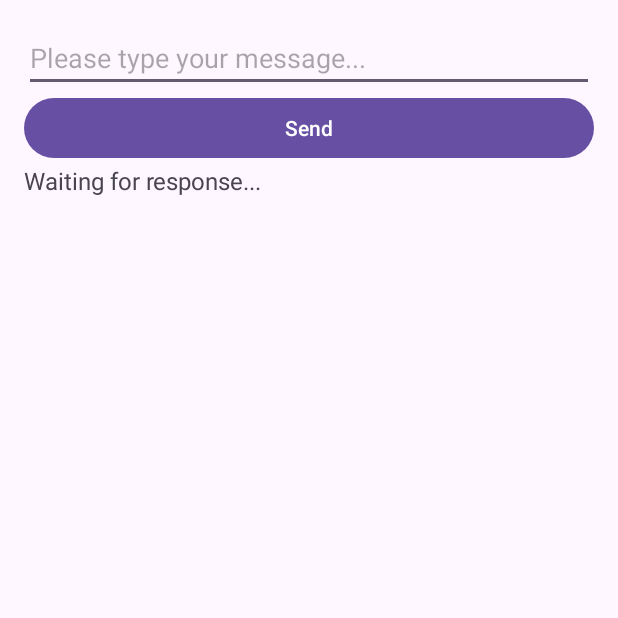
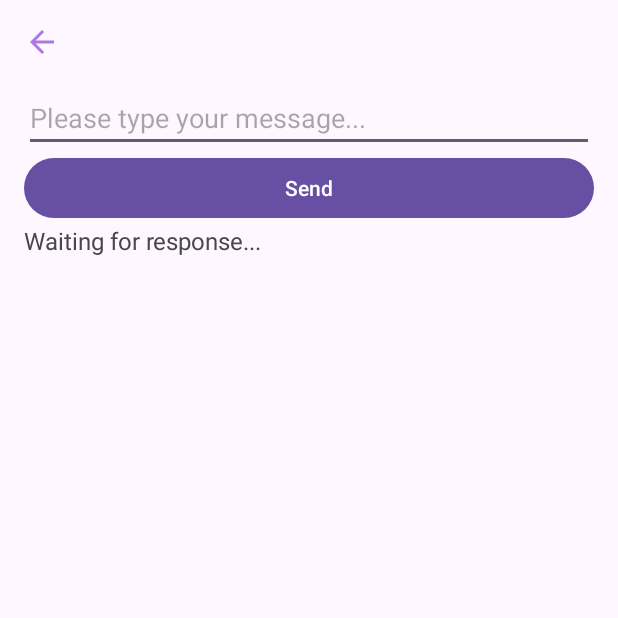
Before and after one commit to jichunling/MyStudyBuddy, an Android app: the GenAIActivity screen opened directly, with no data from a screen before it, on a phone screen of 412 x 824 dp, the top half of it. Run offline under Robolectric (Android 15) with nearby library versions, the light colour scheme and no system bars.

Commit message:
Remove GenAI and added back button

```diff
--- a/app/src/main/java/com/example/studybuddy/ui/GenAIActivity.java
+++ b/app/src/main/java/com/example/studybuddy/ui/GenAIActivity.java
@@ -3,6 +3,7 @@ package com.example.studybuddy.ui;
 import android.os.Bundle;
 import android.widget.Button;
 import android.widget.EditText;
+import android.widget.ImageButton;
 import android.widget.TextView;
 
 import androidx.activity.EdgeToEdge;
@@ -26,6 +27,11 @@ public class GenAIActivity extends AppCompatActivity {
     protected void onCreate(Bundle savedInstanceState) {
         super.onCreate(savedInstanceState);
         setContentView(R.layout.activity_genai);
+
+        ImageButton backButton = findViewById(R.id.backButton);
+        backButton.setOnClickListener(v -> {
+            onBackPressed();
+        });
 
         userInput = findViewById(R.id.userInput);
         Button sendButton = findViewById(R.id.sendButton);
--- a/app/src/main/java/com/example/studybuddy/ui/LoginActivity.java
+++ b/app/src/main/java/com/example/studybuddy/ui/LoginActivity.java
@@ -27,12 +27,6 @@ public class LoginActivity extends AppCompatActivity {
         editTextLoginPassword = findViewById(R.id.editTextLoginPassword);
         Button buttonLogin = findViewById(R.id.buttonLogin);
         Button buttonSignup = findViewById(R.id.buttonSignup);
-        Button genaiButton = findViewById(R.id.genai_button);
-
-        genaiButton.setOnClickListener(v -> {
-            Intent intent = new Intent(LoginActivity.this, GenAIActivity.class);
-                startActivity(intent);
-        });
 
         buttonLogin.setOnClickListener(view -> {
             String email = editTextLoginEmail.getText().toString();
--- /dev/null
+++ b/app/src/main/res/drawable/arrow_back.xml
@@ -0,0 +1,5 @@
+<vector xmlns:android="http://schemas.android.com/apk/res/android" android:autoMirrored="true" android:height="24dp" android:tint="#AD79E1" android:viewportHeight="24" android:viewportWidth="24" android:width="24dp">
+
+    <path android:fillColor="@android:color/white" android:pathData="M20,11H7.83l5.59,-5.59L12,4l-8,8 8,8 1.41,-1.41L7.83,13H20v-2z"/>
+
+</vector>
--- a/app/src/main/res/layout/activity_genai.xml
+++ b/app/src/main/res/layout/activity_genai.xml
@@ -4,6 +4,15 @@
     android:layout_width="match_parent"
     android:layout_height="match_parent"
     android:padding="16dp">
+
+    <ImageButton
+        android:id="@+id/backButton"
+        android:layout_width="wrap_content"
+        android:layout_height="wrap_content"
+        android:src="@drawable/arrow_back"
+        android:background="?android:attr/selectableItemBackground"
+        android:layout_marginBottom="16dp"
+        android:layout_gravity="start"/>
 
     <EditText
         android:id="@+id/userInput"
```
Also changed, not shown: app/src/main/java/com/example/studybuddy/ui/MatchUserActivity.java (+11 -0 lines), app/src/main/res/layout/activity_login.xml (+0 -11 lines), app/src/main/res/layout/activity_match_user.xml (+16 -0 lines).
